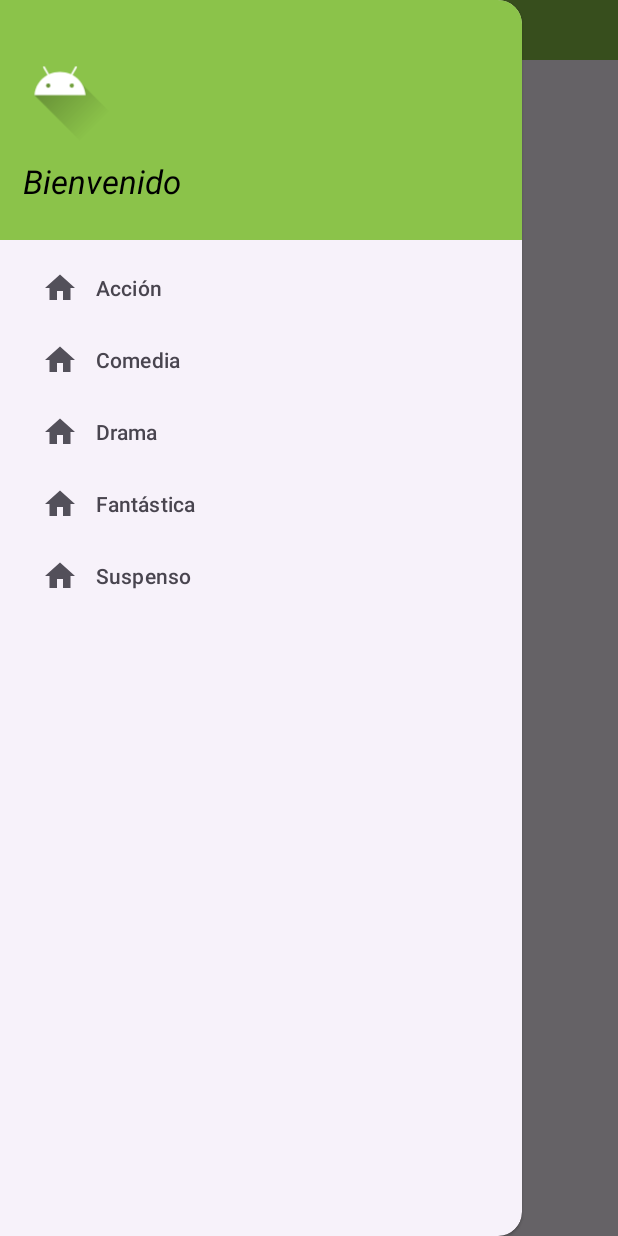
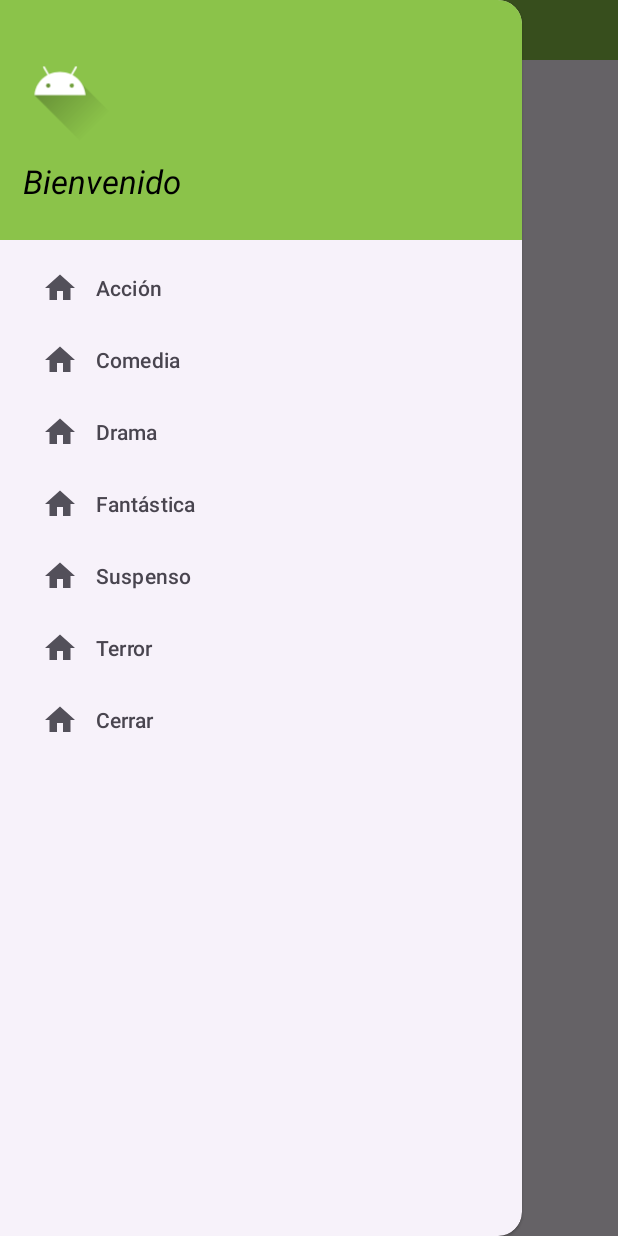
Before and after one commit to xOzymandiasx/login, an Android app: the UserActivity screen opened directly, with no data from a screen before it, with the side drawer open, on a phone screen of 412 x 824 dp. Run offline under Robolectric (Android 15) with nearby library versions, the phone set to English and light mode, and no system bars.

Commit message:
Agregado Botón cerrar, menu

```diff
--- a/app/src/main/res/layout/activity_user.xml
+++ b/app/src/main/res/layout/activity_user.xml
@@ -23,6 +23,10 @@
             android:elevation="4dp"
             android:theme="@style/ThemeOverlay.AppCompat.Dark.ActionBar"
             app:popupTheme="@style/ThemeOverlay.AppCompat.Light" />
+
+
+
+
     </LinearLayout>
 
     <com.google.android.material.navigation.NavigationView
--- a/app/src/main/res/menu/menu_principal.xml
+++ b/app/src/main/res/menu/menu_principal.xml
@@ -27,5 +27,15 @@
             android:id="@+id/nav_item_susp"
             android:icon="@drawable/item_home"
             android:title="Suspenso"/>
+
+        <item
+            android:id="@+id/nav_item_terr"
+            android:icon="@drawable/item_home"
+            android:title="Terror"/>
+
+        <item
+            android:id="@+id/nav_item_cerrar"
+            android:icon="@drawable/item_home"
+            android:title="Cerrar"/>
     </group>
 </menu>
--- a/app/src/main/res/values/strings.xml
+++ b/app/src/main/res/values/strings.xml
@@ -11,4 +11,5 @@
     <string name="select_genre">Selecciona tu género favorito de películas</string>
     <string name="nav_drawer_home_open">Open</string>
     <string name="nav_drawer_home_close">Close</string>
+    <string name="Cerrar">Cerrar</string>
 </resources>
```
Also changed, not shown: app/src/main/java/com/example/primertplogin/UserActivity.kt (+9 -0 lines).
